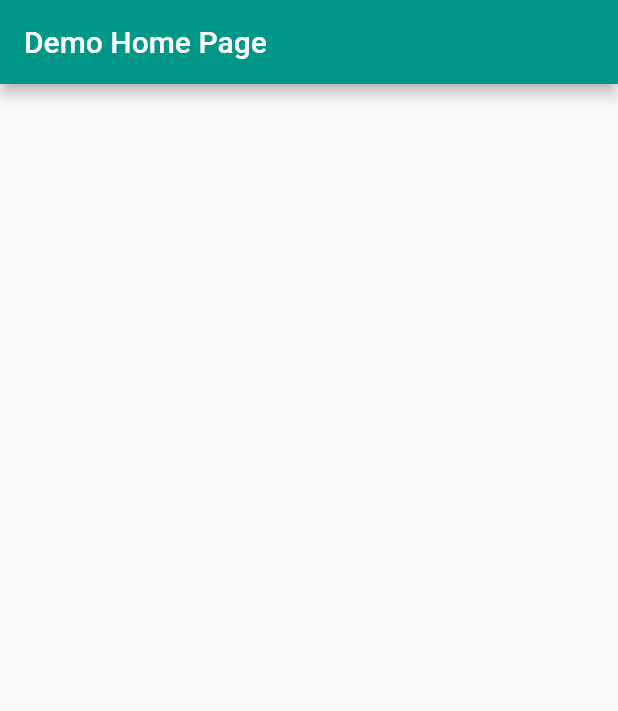
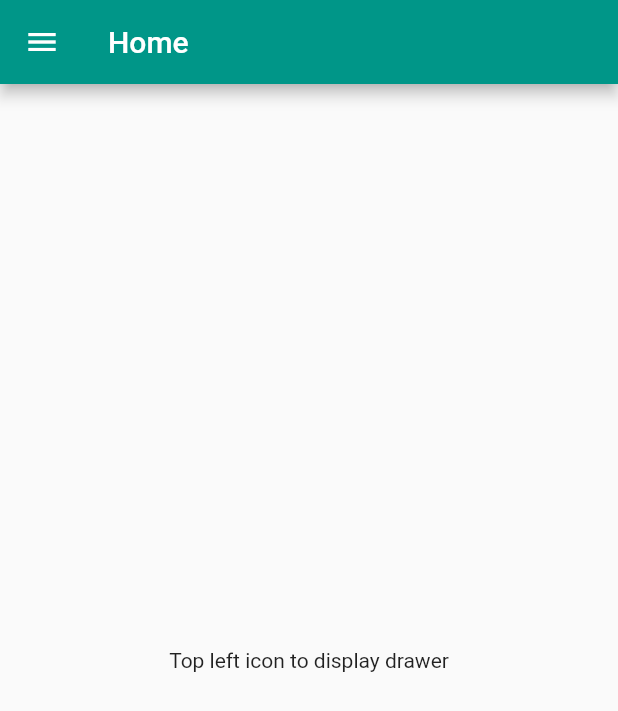
Before and after one commit to ioxvar/BEC-plugin, a Flutter app: the screen it shows after launch, after a tap on "LOGIN", on a phone screen of 412 x 824 dp. Shown: the top 711 px of the screen. Run offline on Flutter 3.47's test engine with Material 2 defaults, Android fonts, the phone set to English and light mode, and no system bars.

Commit message:
Added Navigation Menu

```diff
--- a/lib/home.dart
+++ b/lib/home.dart
@@ -1,39 +1,72 @@
 import 'package:flutter/material.dart';
 
-class HomePage extends StatefulWidget {
+class SideBar extends StatefulWidget {
+  const SideBar({Key key}) : super(key: key);
+
   @override
-  _HomeState createState() => _HomeState();
+  _SideBarState createState() => _SideBarState();
 }
 
-class _HomeState extends State<HomePage> {
+class _SideBarState extends State<SideBar> {
   @override
   Widget build(BuildContext context) {
-    return MaterialApp(
-      title: 'Demo',
-      theme: ThemeData(
-        primarySwatch: Colors.teal,
-      ),
-      home: MyHomePage(title: 'Demo Home Page'),
+    var drawerHeader = UserAccountsDrawerHeader(
+        decoration: BoxDecoration(
+          color: Colors.teal[600],
+        ),
+        accountName: Text('User Name'),
+        accountEmail: Text('user.name@email.com'),
+        currentAccountPicture: CircleAvatar(
+          backgroundColor: Colors.white,
+          child: Text('UN',
+              style: TextStyle(
+                  fontSize: 25.0,
+                  fontWeight: FontWeight.bold,
+                  color: Colors.cyan[700])),
+        ));
+    final drawerItems = ListView(
+      children: <Widget>[
+        drawerHeader,
+        ListTile(
+          title: const Text('Field 1'),
+          onTap: () => Navigator.of(context).push(_NewPage(1)),
+        ),
+        ListTile(
+          title: const Text('Field 2'),
+          onTap: () => Navigator.of(context).push(_NewPage(2)),
+        ),
+        ListTile(
+          title: const Text('Field 3'),
+          onTap: () => Navigator.of(context).push(_NewPage(3)),
+        ),
+      ],
     );
+    return Scaffold(
+        appBar: AppBar(
+          backgroundColor: Colors.teal,
+          title: const Text('Home'),
+        ),
+        body: const Center(
+          child: Text('Top left icon to display drawer'),
+        ),
+        drawer: Drawer(
+          child: drawerItems,
+        ));
   }
 }
 
-class MyHomePage extends StatefulWidget {
-  MyHomePage({Key key, this.title}) : super(key: key);
-
-  final String title;
-
-  @override
-  _MyHomePageState createState() => _MyHomePageState();
+// <void> means this route returns nothing.
+class _NewPage extends MaterialPageRoute<void> {
+  _NewPage(int id)
+      : super(builder: (BuildContext context) {
+          return Scaffold(
+            appBar: AppBar(
+              title: Text('Field $id'),
+              elevation: 1.0,
+            ),
+            body: Center(
+              child: Text('Field $id'),
+            ),
+          );
+        });
 }
-
-class _MyHomePageState extends State<MyHomePage> {
-  @override
-  Widget build(BuildContext context) {
-    return Scaffold(
-      appBar: AppBar(
-        title: Text(widget.title),
-      ),
-    );
-  }
-}
--- a/lib/main.dart
+++ b/lib/main.dart
@@ -1,7 +1,7 @@
 import 'package:flutter/material.dart';
 
+import './signup.dart';
 import './home.dart';
-import './signup.dart';
 
 void main() => runApp(new MyApp());
 
@@ -12,7 +12,7 @@ class MyApp extends StatelessWidget {
       debugShowCheckedModeBanner: false,
       routes: <String, WidgetBuilder>{
         '/signup': (BuildContext context) => new SignupPage(),
-        '/home': (BuildContext context) => new HomePage()
+        '/home': (BuildContext context) => new SideBar()
       },
       home: new MyHomePage(),
     );
--- a/pubspec.yaml
+++ b/pubspec.yaml
@@ -45,8 +45,6 @@ flutter:
   uses-material-design: true
   assets:
   - assets/
-
-
   # To add assets to your application, add an assets section, like this:
   # assets:
   #   - images/a_dot_burr.jpeg
```
Also changed, not shown: assets/bec-logo.png (deleted), 18 other files.
